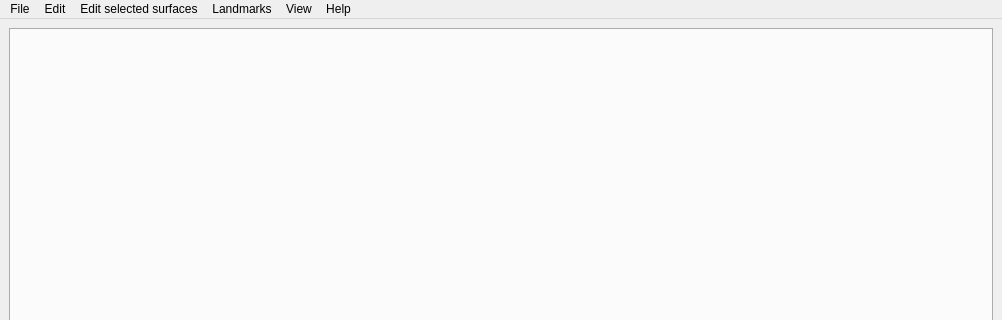
This is MorphoDig/MorphoDig.ui in morphomuseum/MorphoDig as Qt 5 draws it before an edit; both pictures show x 0 to 1002 and y 0 to 320 of the 1002 by 700 pixel window. The edited form follows.
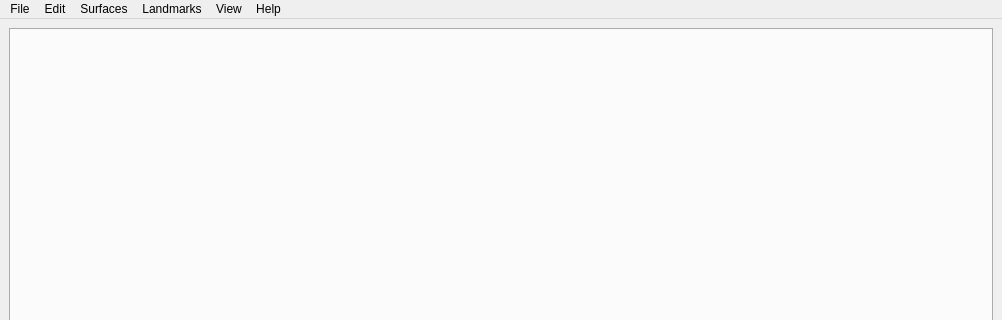
This is the edited form. Icons and pictures are not drawn.

Commit message: Smooth window

```diff
--- a/MorphoDig/MorphoDig.ui
+++ b/MorphoDig/MorphoDig.ui
@@ -65,7 +65,7 @@
    </widget>
    <widget class="QMenu" name="menuEditSelectedSurfaces">
     <property name="title">
-     <string>Edit selected surfaces</string>
+     <string>Surfaces</string>
     </property>
    </widget>
    <widget class="QMenu" name="menuView">
```
The commit also changes 1 other file.
